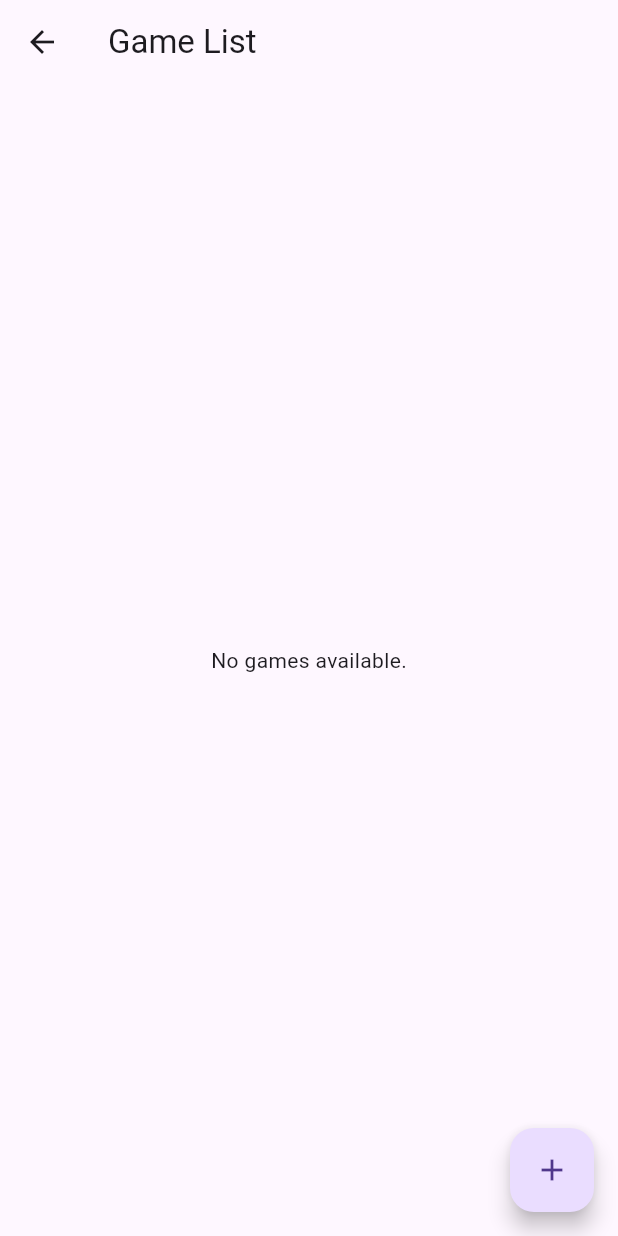
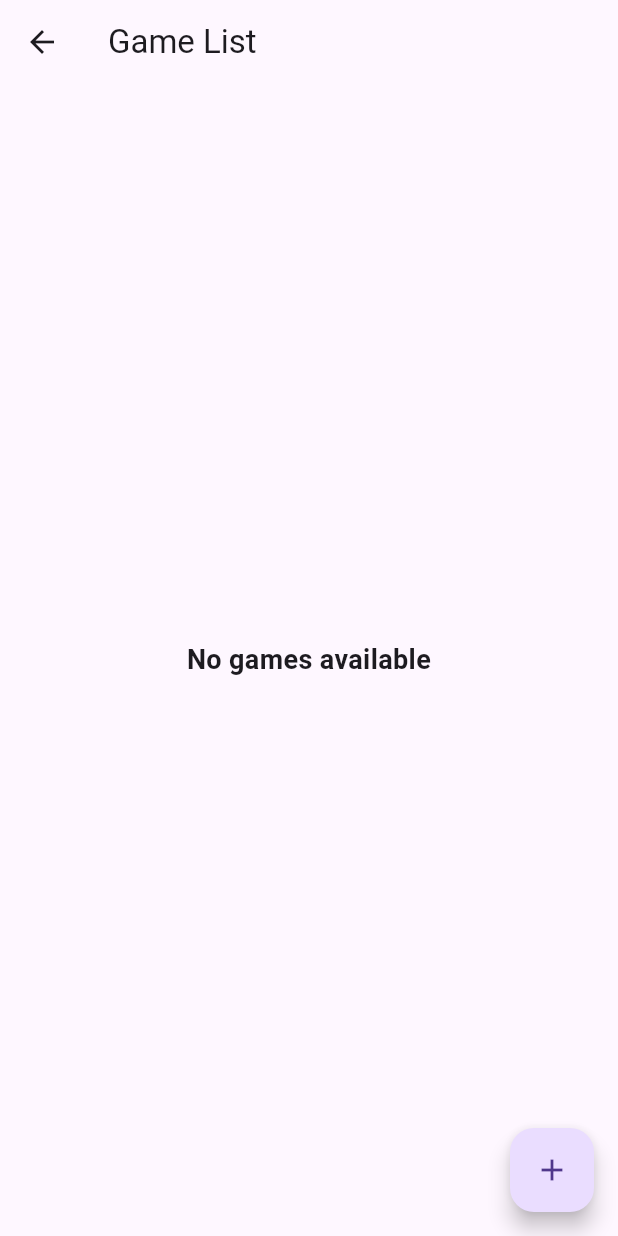
Before and after one commit to hknnci/tic-tac-toe, a Flutter app: the GameListScreen screen opened by its route, on a phone screen of 412 x 824 dp. Run offline on Flutter 3.47's test engine with Material 3 defaults, Android fonts, the phone set to English and light mode, and no system bars; our stand-ins replace another_flushbar, flutter_colorpicker, shared_preferences, supabase_flutter; accounts and stored records are empty.

Commit message:
handled loading feature and added generic text widget

```diff
--- a/lib/screens/game_create_screen.dart
+++ b/lib/screens/game_create_screen.dart
@@ -128,10 +128,6 @@ class _GameCreateScreenState extends State<GameCreateScreen> {
     // checking if the widget is still mounted before navigating
     if (!mounted || gameProvider.currentGame == null) return;
 
-    Navigator.pushNamedAndRemoveUntil(
-      context,
-      '/gameScreen',
-      (Route<dynamic> route) => false, // clearing all previous routes
-    );
+    Navigator.of(context).pushNamed('/gameScreen');
   }
 }
--- a/lib/screens/game_list_screen.dart
+++ b/lib/screens/game_list_screen.dart
@@ -27,8 +27,14 @@ class _GameListScreenState extends State<GameListScreen> {
       ),
       body: Consumer<GameProvider>(
         builder: (context, gameProvider, child) {
+          if (gameProvider.isLoading) {
+            return const Center(child: CircularProgressIndicator());
+          }
+
           if (gameProvider.games.isEmpty) {
-            return const Center(child: Text('No games available.'));
+            return const Center(
+              child: GenericText(text: 'No games available'),
+            );
           }
 
           return ListView.builder(
@@ -36,8 +42,14 @@ class _GameListScreenState extends State<GameListScreen> {
             itemBuilder: (context, index) {
               final game = gameProvider.games[index];
               return ListTile(
-                title: Text(game.gameName ?? 'Unnamed Game'),
-                subtitle: Text(game.status ?? 'Game Continues'),
+                title: GenericText(
+                  text: game.gameName ?? 'Unnamed Game',
+                  textAlign: TextAlign.left,
+                ),
+                subtitle: GenericText(
+                  text: game.status ?? 'Game Continues',
+                  textAlign: TextAlign.left,
+                ),
                 trailing: IconButton(
                   icon: const Icon(Icons.delete, color: Colors.red),
                   onPressed: () => _confirmDelete(context, game, gameProvider),
--- a/lib/widgets/generic_widgets.dart
+++ b/lib/widgets/generic_widgets.dart
@@ -41,3 +41,25 @@ class GenericFlushbar {
     ).show(context);
   }
 }
+
+class GenericText extends StatelessWidget {
+  final String text;
+  final double fontSize;
+  final TextAlign textAlign;
+
+  const GenericText({
+    super.key,
+    required this.text,
+    this.fontSize = 18,
+    this.textAlign = TextAlign.center,
+  });
+
+  @override
+  Widget build(BuildContext context) {
+    return Text(
+      text,
+      style: TextStyle(fontSize: fontSize, fontWeight: FontWeight.bold),
+      textAlign: textAlign,
+    );
+  }
+}
```
Also changed, not shown: lib/main.dart (+8 -10 lines), lib/providers/game_provider.dart (+10 -0 lines).
